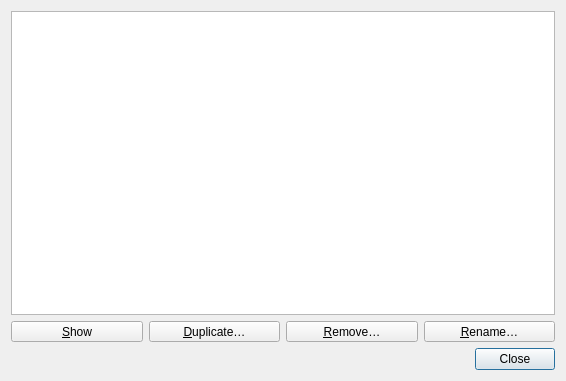
Qt form src/ui/3d/qgs3dviewsmanagerdialog.ui (qgis/QGIS) before a commit.
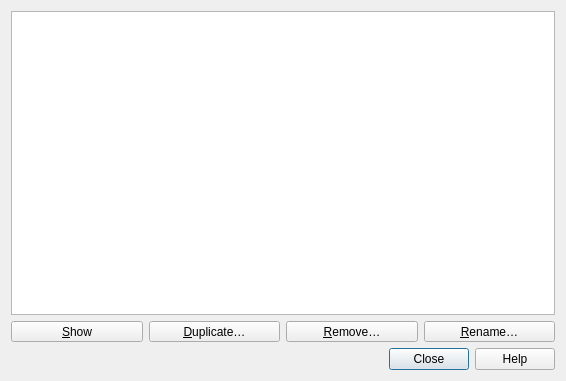
The same form after that commit.

Commit message: Add help button to 3D views manager dialog

```diff
--- a/src/ui/3d/qgs3dviewsmanagerdialog.ui
+++ b/src/ui/3d/qgs3dviewsmanagerdialog.ui
@@ -82,7 +82,7 @@
       <enum>Qt::Horizontal</enum>
      </property>
      <property name="standardButtons">
-      <set>QDialogButtonBox::Close</set>
+      <set>QDialogButtonBox::StandardButton::Close|QDialogButtonBox::StandardButton::Help</set>
      </property>
     </widget>
    </item>
```
The commit also changes 1 other file.
